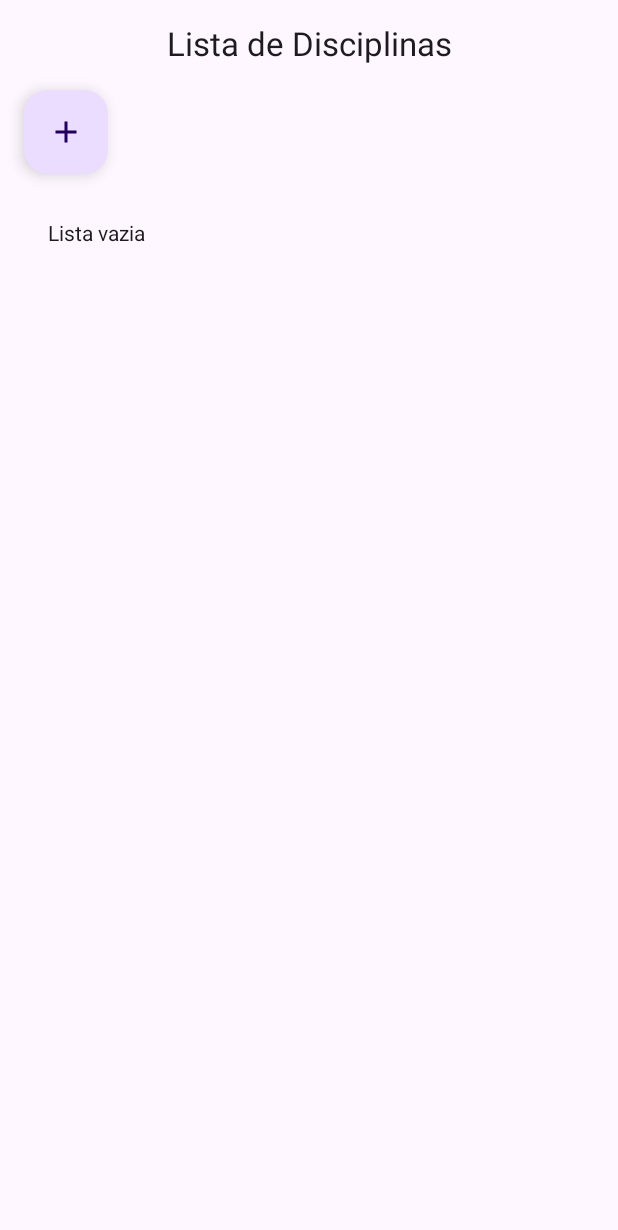
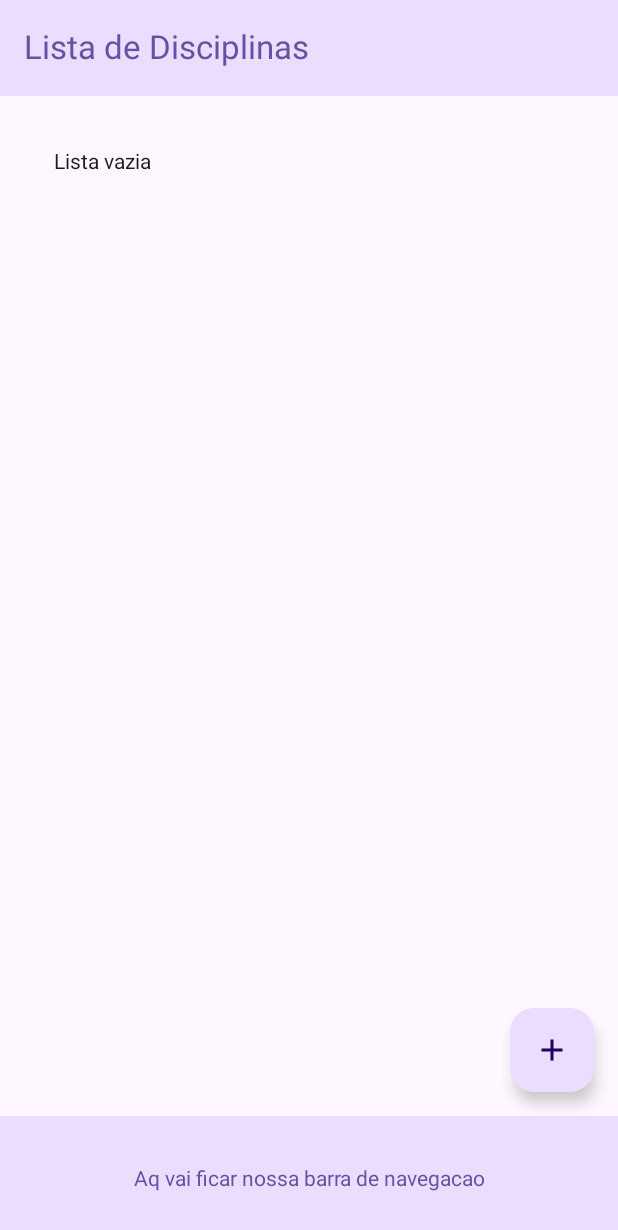
Before and after one commit to LaviniaBDantas/AppAgendeJa, an Android app built with Jetpack Compose: the screen it shows after launch (MainActivity), on a phone screen of 412 x 824 dp. Shown: the top 1230 px of the screen. Run offline under Robolectric (Android 15) with nearby library versions, the phone set to English and light mode, and no system bars; our stand-ins replace Room's generated code.

Commit message:
scaffold na home

```diff
--- a/app/src/main/java/com/example/trabalhofinal/MainActivity.kt
+++ b/app/src/main/java/com/example/trabalhofinal/MainActivity.kt
@@ -1,5 +1,4 @@
 package com.example.trabalhofinal
-import android.R.attr.onClick
 import android.app.Application
 import android.os.Bundle
 import androidx.activity.ComponentActivity
@@ -8,27 +7,28 @@ import androidx.activity.enableEdgeToEdge
 import androidx.compose.foundation.layout.Arrangement
 import androidx.compose.foundation.layout.Column
 import androidx.compose.foundation.layout.Row
-import androidx.compose.foundation.layout.Spacer
 import androidx.compose.foundation.layout.fillMaxSize
 import androidx.compose.foundation.layout.fillMaxWidth
-import androidx.compose.foundation.layout.height
 import androidx.compose.foundation.layout.padding
 import androidx.compose.foundation.rememberScrollState
 import androidx.compose.foundation.verticalScroll
 import androidx.compose.material.icons.Icons
 import androidx.compose.material.icons.filled.Add
-import androidx.compose.material3.Button
+import androidx.compose.material3.BottomAppBar
 import androidx.compose.material3.Card
+import androidx.compose.material3.ExperimentalMaterial3Api
 import androidx.compose.material3.FloatingActionButton
 import androidx.compose.material3.Icon
 import androidx.compose.material3.MaterialTheme
 import androidx.compose.material3.Scaffold
 import androidx.compose.material3.Text
+import androidx.compose.material3.TopAppBar
+import androidx.compose.material3.TopAppBarDefaults.topAppBarColors
 import androidx.compose.runtime.Composable
 import androidx.compose.runtime.getValue
 import androidx.compose.ui.Alignment
 import androidx.compose.ui.Modifier
-import androidx.compose.ui.tooling.preview.Preview
+import androidx.compose.ui.text.style.TextAlign
 import androidx.compose.ui.unit.dp
 import androidx.lifecycle.AndroidViewModel
 import androidx.lifecycle.compose.collectAsStateWithLifecycle
@@ -39,7 +39,6 @@ import com.example.aula17.data_layer.Disciplina
 import com.example.aula17.data_layer.DisciplinaComNotas
 import com.example.aula17.data_layer.DisciplinaRepository
 import com.example.aula17.data_layer.TrabFinalDatabase
-import com.example.trabalhofinal.ui.theme.TrabalhoFinalTheme
 import kotlinx.coroutines.flow.MutableStateFlow
 import kotlinx.coroutines.flow.asStateFlow
 import kotlinx.coroutines.flow.update
@@ -50,7 +49,7 @@ class MainActivity : ComponentActivity() {
         super.onCreate(savedInstanceState)
         enableEdgeToEdge()
         setContent {
-            MinhaTela()
+            Home()
         }
     }
 }
@@ -111,17 +110,19 @@ fun ListaDisciplinas(
             listaDisciplinas.forEach { element ->
                 Card(
                     modifier = Modifier
+                        .padding(bottom = 16.dp)
                         .fillMaxWidth()
-                        .padding(bottom = 10.dp)
                 ) {
                     Row(
                         verticalAlignment = Alignment.CenterVertically,
                         horizontalArrangement = Arrangement.SpaceBetween,
                         modifier = Modifier
+//                            .background(color = MaterialTheme.colorScheme.primaryContainer)
                             .fillMaxWidth()
-                            .padding(start = 10.dp),
+                            .padding(start = 10.dp)
+                        ,
                     ) {
-                        Text(text = element.disciplina.nome)
+                        Text(text = element.disciplina.nome, style = MaterialTheme.typography.titleMedium, modifier = Modifier.padding(10.dp))
                     }
                 }
             }
@@ -129,46 +130,50 @@ fun ListaDisciplinas(
     }
 }
 
-@Preview
+
+
+@OptIn(ExperimentalMaterial3Api::class)
 @Composable
-fun MinhaTela(meuViewModel: MeuViewModel = viewModel()) {
+fun Home(meuViewModel: MeuViewModel = viewModel()) {
     val uiState by meuViewModel.uiState.collectAsStateWithLifecycle()
-
-    TrabalhoFinalTheme {
-        Scaffold(modifier = Modifier.fillMaxSize()) { innerPadding ->
-            Column(
-                modifier = Modifier
-                    .padding(innerPadding)
-                    .padding(16.dp)
+    Scaffold(
+        topBar = {
+            TopAppBar(
+                colors = topAppBarColors(
+                    containerColor = MaterialTheme.colorScheme.primaryContainer,
+                    titleContentColor = MaterialTheme.colorScheme.primary,
+                ),
+                title = {
+                    Text("Lista de Disciplinas")
+                }
+            )
+        },
+        bottomBar = {
+            BottomAppBar(
+                containerColor = MaterialTheme.colorScheme.primaryContainer,
+                contentColor = MaterialTheme.colorScheme.primary,
             ) {
                 Text(
-                    text = "Lista de Disciplinas",
-                    style = MaterialTheme.typography.titleLarge,
-                    modifier = Modifier.align(Alignment.CenterHorizontally)
+                    modifier = Modifier
+                        .fillMaxWidth(),
+                    textAlign = TextAlign.Center,
+                    text = "Aq vai ficar nossa barra de navegacao",
                 )
+            }
+        },
+        floatingActionButton = {
+            FloatingActionButton(onClick = { meuViewModel.insereDisciplina() }) {
+                Icon(Icons.Default.Add, contentDescription = "Add")
+            }
+        }
+    ) {  innerPadding ->
+        Column(
+            modifier = Modifier
+                .padding(innerPadding)
+                .padding(20.dp)
+        ) {
 
-                Spacer(modifier = Modifier.height(16.dp))
-
-                // Botão para inserir um novo paciente
-
-                    FloatingActionButton(
-                        onClick = { meuViewModel.insereDisciplina() },
-                    ) {
-                        Icon(Icons.Filled.Add, "Floating action button.")
-                    }
-
-//                Button(
-//                    onClick = { meuViewModel.insereDisciplina() },
-//                    modifier = Modifier.fillMaxWidth()
-//                ) {
-//                    Text(text = "Adicionar Nova Disciplina")
-//                }
-
-                Spacer(modifier = Modifier.height(16.dp))
-
-                // Exibe a lista de pacientes
-                ListaDisciplinas(listaDisciplinas = uiState.lista)
-            }
+            ListaDisciplinas(listaDisciplinas = uiState.lista)
         }
     }
 }
```
